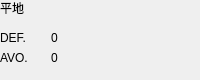
The window that Fear_No_One/System/Interface/groundtypeinfo.ui (TTaket/-) describes before a commit, drawn with Qt 5.
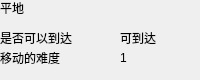
The same window after the commit.

Diff of the .ui file:
```diff
--- a/Fear_No_One/System/Interface/groundtypeinfo.ui
+++ b/Fear_No_One/System/Interface/groundtypeinfo.ui
@@ -30,7 +30,7 @@
     <rect>
      <x>0</x>
      <y>0</y>
-     <width>120</width>
+     <width>201</width>
      <height>80</height>
     </rect>
    </property>
@@ -52,51 +52,51 @@
      <rect>
       <x>0</x>
       <y>30</y>
-      <width>31</width>
+      <width>111</width>
       <height>16</height>
      </rect>
     </property>
     <property name="text">
-     <string>DEF.</string>
+     <string>是否可以到达</string>
     </property>
    </widget>
    <widget class="QLabel" name="lb_DEFValue">
     <property name="geometry">
      <rect>
-      <x>51</x>
-      <y>30</y>
-      <width>61</width>
+      <x>0</x>
+      <y>50</y>
+      <width>111</width>
       <height>16</height>
      </rect>
     </property>
     <property name="text">
-     <string>0</string>
+     <string>移动的难度</string>
     </property>
    </widget>
    <widget class="QLabel" name="lb_AVO">
     <property name="geometry">
      <rect>
-      <x>0</x>
-      <y>50</y>
-      <width>31</width>
+      <x>120</x>
+      <y>30</y>
+      <width>61</width>
       <height>16</height>
      </rect>
     </property>
     <property name="text">
-     <string>AVO.</string>
+     <string>可到达</string>
     </property>
    </widget>
    <widget class="QLabel" name="lb_AVOValue">
     <property name="geometry">
      <rect>
-      <x>51</x>
+      <x>120</x>
       <y>50</y>
       <width>61</width>
       <height>16</height>
      </rect>
     </property>
     <property name="text">
-     <string>0</string>
+     <string>1</string>
     </property>
    </widget>
   </widget>
```
Left out of the diff: 8 changed lines with no effect on the pictures.
